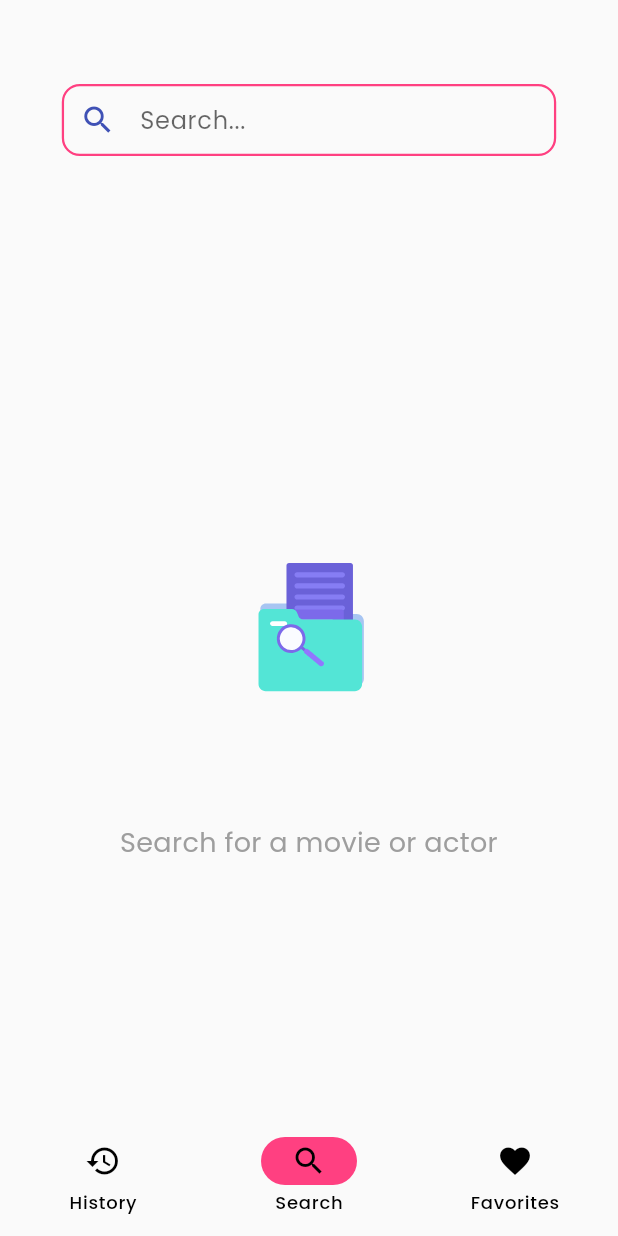
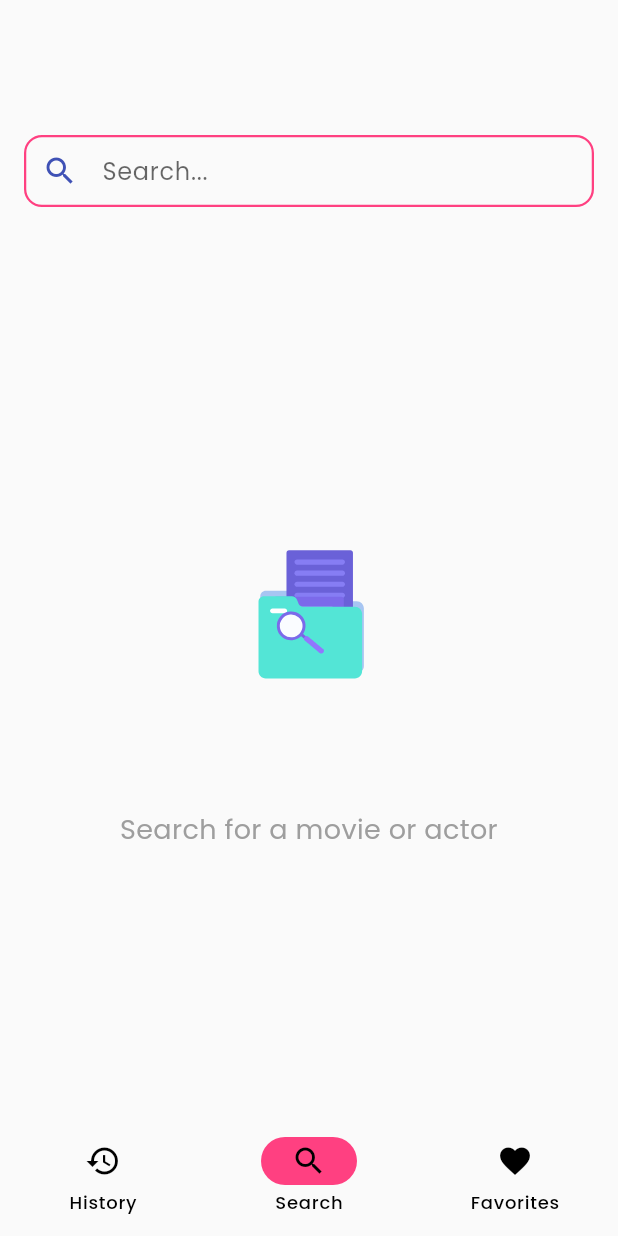
Before and after one commit to shreykiee/moviesearch3, a Flutter app: the screen it shows after launch, item 2 of the bottom bar chosen, on a phone screen of 412 x 824 dp. Run offline on Flutter 3.47's test engine with Material 3 defaults, Android fonts, the phone set to English and light mode, and no system bars; our stand-ins replace cached_network_image, flutter_dotenv, google_fonts, lottie, shared_preferences, video_player.

```diff
--- a/lib/screens/search_screen.dart
+++ b/lib/screens/search_screen.dart
@@ -13,37 +13,24 @@ class SearchScreen extends StatelessWidget {
     final theme = Theme.of(context);
 
     return Scaffold(
-      body: CustomScrollView(
-        slivers: [
-          SliverAppBar(
-            floating: true,
-            pinned: true,
-            expandedHeight: 160,
-            flexibleSpace: FlexibleSpaceBar(
-              background: Padding(
-                padding: const EdgeInsets.symmetric(horizontal: 16),
-                child: Center(
-                  child: Column(
-                    mainAxisAlignment: MainAxisAlignment.center,
+      body: Column(
         children: [
-                      SizedBox(
-                        width: MediaQuery.of(context).size.width *
-                            0.8, // Adjusted width
+          Container(
+            padding:
+                const EdgeInsets.only(bottom: 5, left: 16, right: 16, top: 90),
+            color: theme.scaffoldBackgroundColor,
             child: TextField(
               onChanged: (value) {
-                            context
-                                .read<MovieProvider>()
-                                .searchMoviesAndActors(value);
+                context.read<MovieProvider>().searchMoviesAndActors(value);
               },
               decoration: InputDecoration(
                 filled: true,
-                            fillColor: theme
-                                .colorScheme.surface, // Theme-aware background
+                fillColor: theme.colorScheme.surface, // Theme-aware background
                 border: OutlineInputBorder(
                   borderRadius: BorderRadius.circular(12),
                   borderSide: BorderSide(
-                                color: theme.colorScheme
-                                    .primary, // Primary color for outline
+                    color:
+                        theme.colorScheme.primary, // Primary color for outline
                     width: 2,
                   ),
                 ),
@@ -58,17 +45,16 @@ class SearchScreen extends StatelessWidget {
                 focusedBorder: OutlineInputBorder(
                   borderRadius: BorderRadius.circular(12),
                   borderSide: BorderSide(
-                                color: theme.colorScheme
-                                    .primary, // Primary color when focused
+                    color:
+                        theme.colorScheme.primary, // Primary color when focused
                     width: 2,
                   ),
                 ),
-                            prefixIcon: Icon(Icons.search,
-                                color: theme.colorScheme.primary),
+                prefixIcon:
+                    Icon(Icons.search, color: theme.colorScheme.primary),
                 hintText: 'Search...',
-                            hintStyle: TextStyle(
-                                color:
-                                    theme.hintColor), // Theme-aware hint color
+                hintStyle:
+                    TextStyle(color: theme.hintColor), // Theme-aware hint color
                 contentPadding: const EdgeInsets.symmetric(
                   vertical: 12,
                   horizontal: 16,
@@ -76,12 +62,9 @@ class SearchScreen extends StatelessWidget {
               ),
             ),
           ),
-                    ],
-                  ),
-                ),
-              ),
-            ),
-          ),
+          Expanded(
+            child: CustomScrollView(
+              slivers: [
                 Consumer<MovieProvider>(
                   builder: (context, movieProvider, child) {
                     if (movieProvider.isLoading) {
@@ -94,8 +77,12 @@ class SearchScreen extends StatelessWidget {
                     if (movieProvider.movies.isEmpty &&
                         movieProvider.actors.isEmpty) {
                       return SliverFillRemaining(
+                        child: Center(
+                          // Center the content vertically
                           child: Column(
                             mainAxisAlignment: MainAxisAlignment.center,
+                            crossAxisAlignment: CrossAxisAlignment
+                                .center, // Center horizontally
                             children: [
                               // Lottie animation
                               SizedBox(
@@ -116,6 +103,7 @@ class SearchScreen extends StatelessWidget {
                               ),
                             ],
                           ),
+                        ),
                       );
                     }
 
@@ -123,22 +111,13 @@ class SearchScreen extends StatelessWidget {
                     return SliverList(
                       delegate: SliverChildListDelegate([
                         if (movieProvider.movies.isNotEmpty) ...[
-                    const Padding(
-                      padding: EdgeInsets.all(16),
-                      child: Text(
-                        'Movies',
-                        style: TextStyle(
-                          fontSize: 20,
-                          fontWeight: FontWeight.bold,
-                        ),
-                      ),
-                    ),
                           ListView.builder(
                             shrinkWrap: true,
                             physics: const NeverScrollableScrollPhysics(),
                             itemCount: movieProvider.movies.length,
                             itemBuilder: (context, index) {
-                        return MovieCard(movie: movieProvider.movies[index]);
+                              return MovieCard(
+                                  movie: movieProvider.movies[index]);
                             },
                           ),
                         ],
@@ -158,7 +137,8 @@ class SearchScreen extends StatelessWidget {
                             physics: const NeverScrollableScrollPhysics(),
                             itemCount: movieProvider.actors.length,
                             itemBuilder: (context, index) {
-                        return ActorCard(actor: movieProvider.actors[index]);
+                              return ActorCard(
+                                  actor: movieProvider.actors[index]);
                             },
                           ),
                         ],
@@ -168,6 +148,9 @@ class SearchScreen extends StatelessWidget {
                 ),
               ],
             ),
+          ),
+        ],
+      ),
     );
   }
 }
```
Also changed, not shown: assets/animations/Animation - 1732549233318.json (added, +1 -0 lines), lib/screens/favorites_screen.dart (+26 -3 lines). Lines whose indentation alone changed are shown as unchanged.
